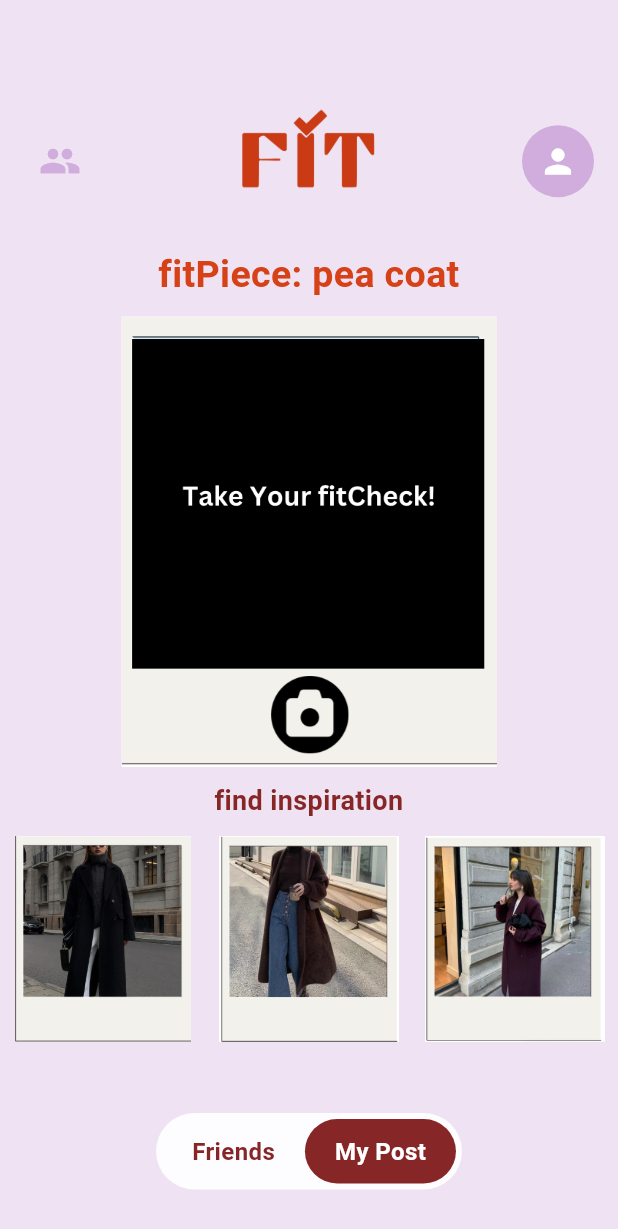
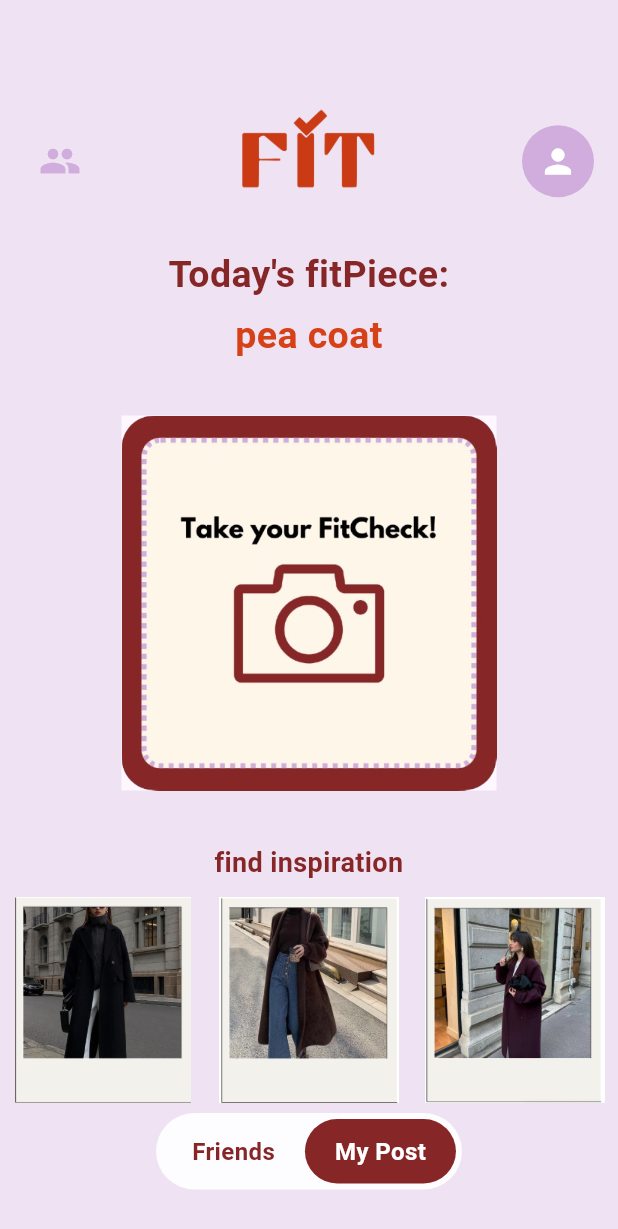
Before and after one commit to laurxntra/fitcheck, a Flutter app: the HomePage screen opened by its route, after a tap on "My Post", on a phone screen of 412 x 824 dp. Shown: the top 1229 px of the screen. Run offline on Flutter 3.47's test engine with Material 3 defaults, Android fonts, the phone set to English and light mode, and no system bars; our stand-ins replace camera, image_picker, intl_phone_field, permission_handler.

Commit message:
Updated Gradle settings, home page UI, pubspec dependencies, and added new image assets

```diff
--- a/flutter_app/lib/pages/home_page.dart
+++ b/flutter_app/lib/pages/home_page.dart
@@ -287,10 +287,29 @@ void _toggleFeed(bool isFriendsSelected) {
           Container(
             padding: EdgeInsets.all(10),
 
-            child: Text(
-              'fitPiece: pea coat',
-              style: TextStyle(fontSize: 25, fontWeight: FontWeight.bold, color: Color(0xffd64117)),
-              textAlign: TextAlign.center,
+            child: Column(
+              mainAxisSize: MainAxisSize.min, // Ensures it takes only the necessary space
+              children: [
+                Text(
+                  "Today's fitPiece:",
+                  style: TextStyle(
+                    fontSize: 25,
+                    fontWeight: FontWeight.bold,
+                    color: Color(0xff872626),
+                  ),
+                  textAlign: TextAlign.center,
+                ),
+                SizedBox(height: 5), // Adds spacing between the two lines
+                Text(
+                  'pea coat',
+                  style: TextStyle(
+                    fontSize: 25,
+                    fontWeight: FontWeight.bold,
+                    color: Color(0xffd64117),
+                  ),
+                  textAlign: TextAlign.center,
+                ),
+              ],
             ),
           ),
 
@@ -302,13 +321,13 @@ void _toggleFeed(bool isFriendsSelected) {
                 child: InkWell(
                   onTap: () => _showImageSourceActionSheet(context),
                   child: SizedBox(
-                    height: 300,
+                    height: 250,
                     width: 250,
                     child: Image.asset(
-                      'assets/cameraIcon.png',
+                      'assets/UploadTriggerClean.png',
                       fit: BoxFit.cover,
-                      width: 200,
-                      height: 300,
+                      width: 250,
+                      height: 250,
                     ),
                   ),
                 ),
--- a/flutter_app/pubspec.yaml
+++ b/flutter_app/pubspec.yaml
@@ -66,11 +66,7 @@ flutter:
   uses-material-design: true
 
   assets:
-    - assets/FitCheck.png
-    - assets/outfit1.png
-    - assets/outfit2.png
-    - assets/outfit3.png
-    - assets/cameraIcon.png
+    - assets/
 
 
 
```
Also changed, not shown: flutter_app/assets/UploadTrigger.png (added), flutter_app/assets/UploadTriggerClean.png (added), flutter_app/pubspec.lock, 3 other files.
